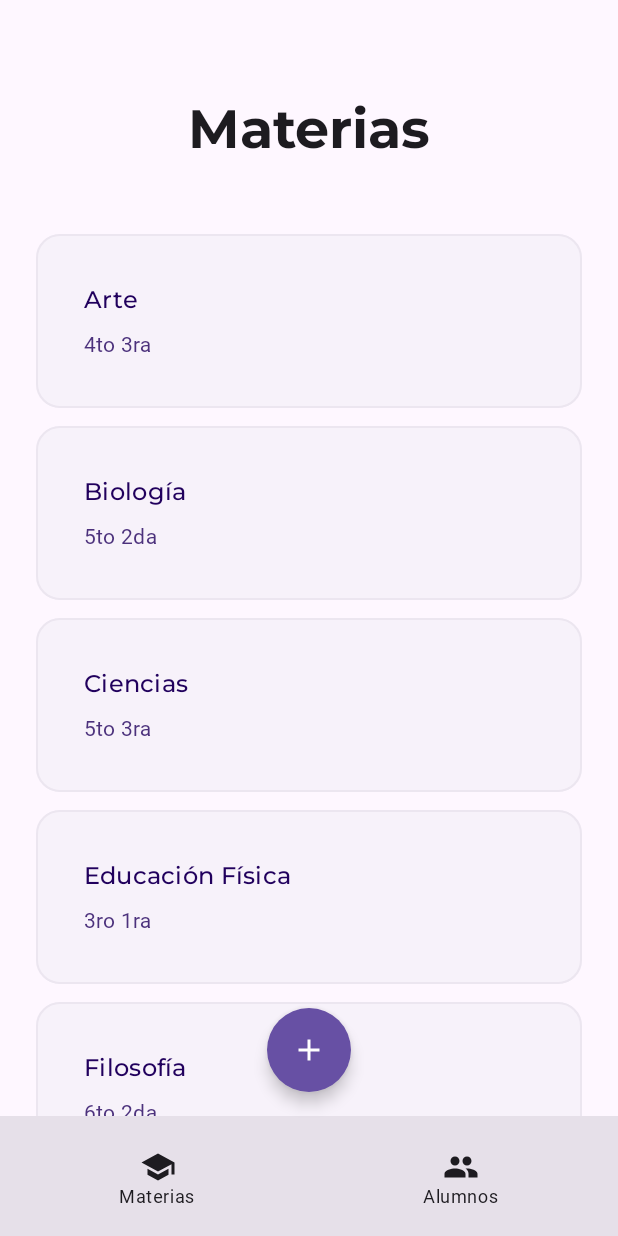
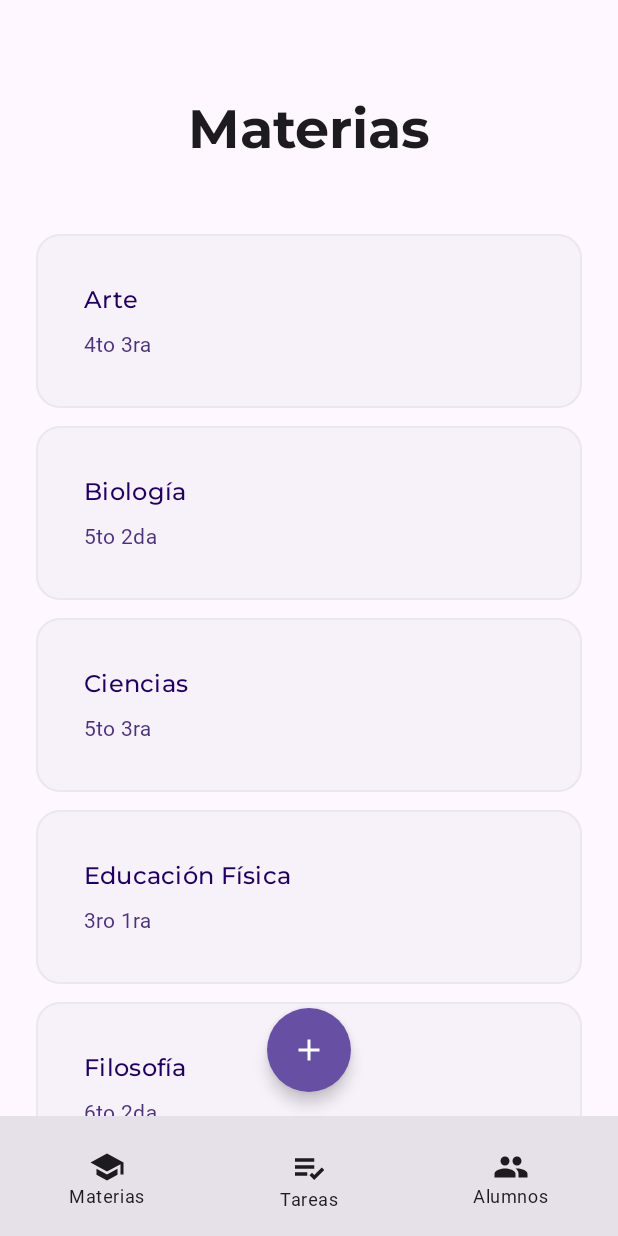
Before and after one commit to lgaieta/classmanager, an Android app built with Jetpack Compose: the screen it shows after launch (MainActivity), on a phone screen of 412 x 824 dp. Run offline under Robolectric (Android 15) with nearby library versions, the phone set to English and light mode, and no system bars; our stand-ins replace Room's generated code; Roboto replaces fonts that are not available here.

Commit message:
Added task list navigation

```diff
--- a/app/src/main/java/com/lgaieta/classmanager/ui/BottomNavBar.kt
+++ b/app/src/main/java/com/lgaieta/classmanager/ui/BottomNavBar.kt
@@ -27,6 +27,7 @@ fun BottomNavBar(actions: BottomNavBarActions) {
             modifier = Modifier
                 .fillMaxWidth()
         ) {
+
             Column(
                 horizontalAlignment = Alignment.CenterHorizontally,
                 verticalArrangement = Arrangement.Center,
@@ -42,6 +43,22 @@ fun BottomNavBar(actions: BottomNavBarActions) {
                     contentDescription = stringResource(R.string.subject_list_nav_item_label)
                 )
                 Text(text = stringResource(R.string.subject_list_nav_item_label), style = MaterialTheme.typography.bodySmall)
+            }
+            Column(
+                horizontalAlignment = Alignment.CenterHorizontally,
+                verticalArrangement = Arrangement.Center,
+                modifier = Modifier
+                    .weight(1f)
+                    .clickable {
+                        actions.onTasksClick()
+                    }
+                    .fillMaxHeight()
+            ) {
+                Icon(
+                    painter = painterResource(R.drawable.list_check_24),
+                    contentDescription = stringResource(R.string.task_list_nav_item_label)
+                )
+                Text(text = stringResource(R.string.task_list_nav_item_label), style = MaterialTheme.typography.bodySmall)
             }
             Column(
                 horizontalAlignment = Alignment.CenterHorizontally,
@@ -66,5 +83,6 @@ fun BottomNavBar(actions: BottomNavBarActions) {
 data class BottomNavBarActions(
     val onHomeClick: () -> Unit,
     val onSubjectsClick: () -> Unit,
+    val onTasksClick: () -> Unit,
     val onStudentsClick: () -> Unit
 )
--- a/app/src/main/java/com/lgaieta/classmanager/ui/navigation/ClassManagerNavHost.kt
+++ b/app/src/main/java/com/lgaieta/classmanager/ui/navigation/ClassManagerNavHost.kt
@@ -26,6 +26,7 @@ enum class ClassManagerScreen {
 fun getDefaultBottomNavBarActions(navController: NavHostController) = BottomNavBarActions(
     onHomeClick = { navController.navigate(ClassManagerScreen.Home.name) },
     onSubjectsClick = { navController.navigate(ClassManagerScreen.SubjectsList.name) },
+    onTasksClick = {navController.navigate(ClassManagerScreen.TaskList.name)},
     onStudentsClick = { navController.navigate(ClassManagerScreen.StudentsList.name) }
 )
 
--- a/app/src/main/java/com/lgaieta/classmanager/ui/navigation/TaskNavigationScreens.kt
+++ b/app/src/main/java/com/lgaieta/classmanager/ui/navigation/TaskNavigationScreens.kt
@@ -26,10 +26,13 @@ fun NavGraphBuilder.taskNavigationScreens(
     navController: NavHostController,
     modifier: Modifier = Modifier
 ) {
-    composable(route = ClassManagerScreen.TaskList.name) {
+    composable(
+        route = ClassManagerScreen.TaskList.name
+    ) {backStackEntry ->
         TaskNavigationScreens.TasksListScreenInitializer(
             navController = navController,
-            modifier = modifier
+            backStackEntry = backStackEntry,
+            modifier = modifier,
         )
     }
     composable(
@@ -71,13 +74,18 @@ class TaskNavigationScreens {
         @Composable
         fun TasksListScreenInitializer(
             navController: NavHostController,
+            backStackEntry: NavBackStackEntry,
             modifier: Modifier = Modifier
         ) {
+            val taskId =
+                backStackEntry.arguments?.getInt(TASK_ID_ARGUMENT) ?: return
+
             val tasksListViewModel =
                 viewModel<TasksListViewModel>(factory = viewModelFactory {
                     TasksListViewModel(
-                        offlineTaskRepository = ClassManagerApplication.taskModelsContainer.offlineTaskRepository
-                    )
+                        offlineTaskRepository = ClassManagerApplication.taskModelsContainer.offlineTaskRepository,
+                        taskId = taskId
+                        )
                 })
             TasksListScreen(
                 modifier = modifier,
--- /dev/null
+++ b/app/src/main/res/drawable/list_check_24.xml
@@ -0,0 +1,9 @@
+<vector xmlns:android="http://schemas.android.com/apk/res/android"
+    android:width="28dp"
+    android:height="28dp"
+    android:viewportWidth="24"
+    android:viewportHeight="24">
+  <path
+      android:fillColor="#FF000000"
+      android:pathData="M4,7h11v2L4,9zM4,11h11v2L4,13zM4,15h7v2L4,17zM19.299,12.292 L14.999,16.583 13.707,15.292 12.293,16.707 14.999,19.411 20.711,13.708z"/>
+</vector>
```
Also changed, not shown: app/src/main/java/com/lgaieta/classmanager/tasks/ui/list/TaskItem.kt (+18 -5 lines), app/src/main/java/com/lgaieta/classmanager/tasks/ui/list/TasksListScreen.kt (+34 -19 lines), app/src/main/java/com/lgaieta/classmanager/tasks/ui/list/TasksListViewModel.kt (+9 -2 lines).
